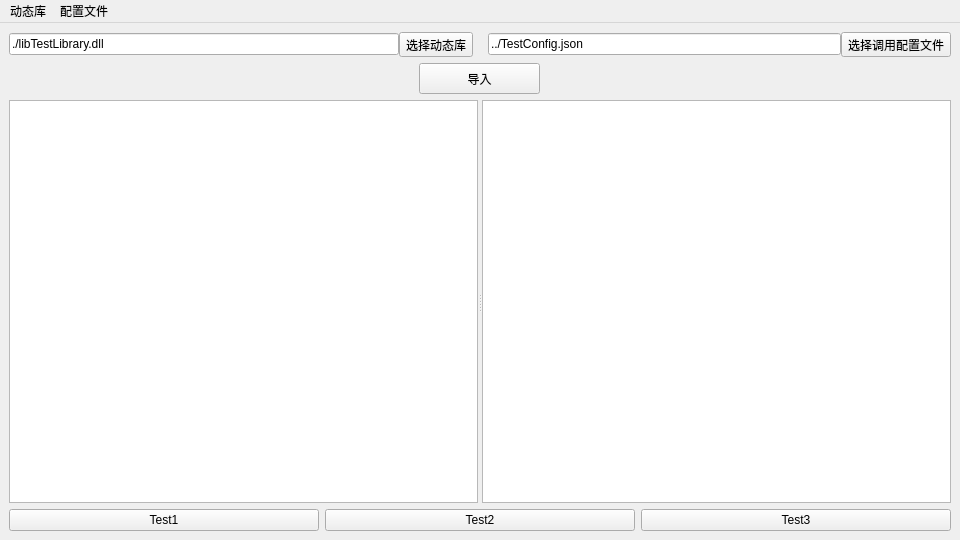
Before: the Qt Designer form mainwindow.ui in Odits/UniversalDemo, drawn with Qt 5.
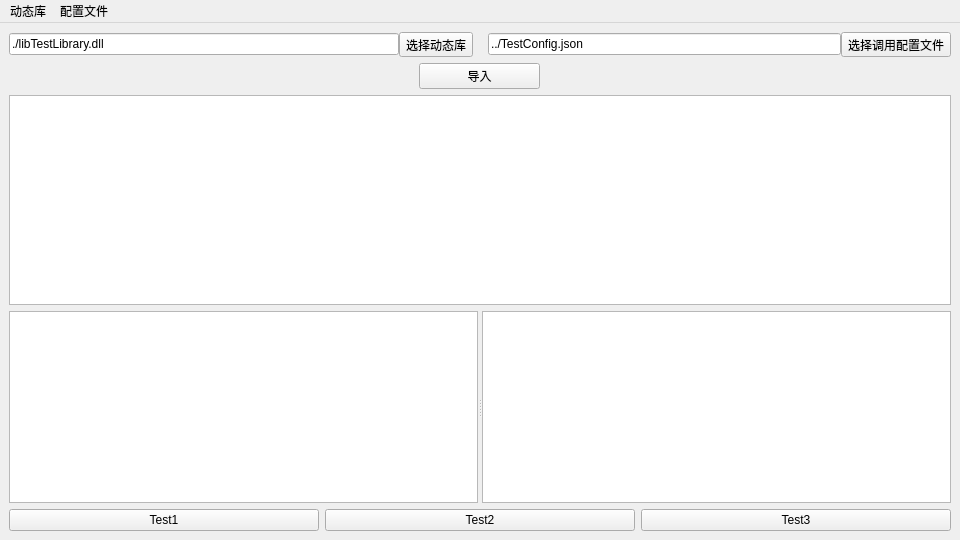
After: the same form once the commit is applied.

Commit message: 将glayout尝试改为listwidget

```diff
--- a/mainwindow.ui
+++ b/mainwindow.ui
@@ -104,6 +104,9 @@
         </item>
        </layout>
       </item>
+      <item>
+       <widget class="QListWidget" name="listWidget"/>
+      </item>
       <item>
        <layout class="QGridLayout" name="funcButton_gLayout"/>
       </item>
```
Left out of the diff: 2 changed lines with no effect on the pictures. The commit also changes 2 other files.
